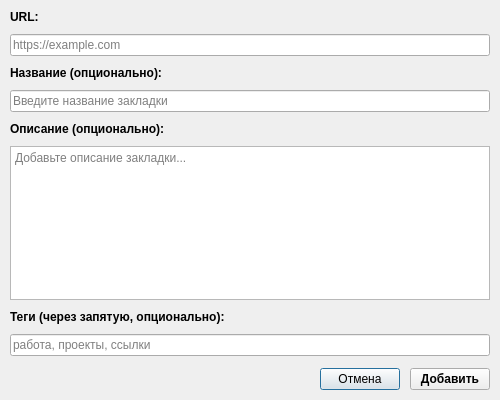
Qt form src/ui/ui_add_bookmark_dialog.ui (bozvan/SC_project) before a commit.
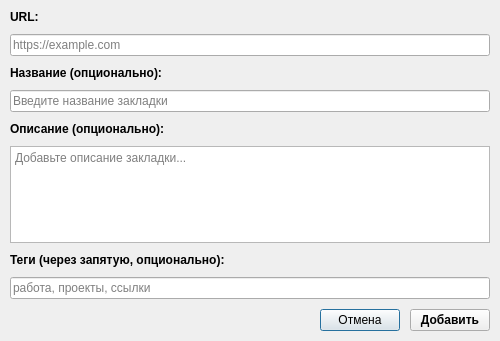
The same form after that commit.

Commit message: Баг-фикс в разделе "Закладки": - теперь добавление новой закладки работает корректно - при наличии введённых пользователем описании и названии закладки, они будут применены, иначе будут загружены данные по умолчанию

What changed in the file:
```diff
--- a/src/ui/ui_add_bookmark_dialog.ui
+++ b/src/ui/ui_add_bookmark_dialog.ui
@@ -7,7 +7,7 @@
     <x>0</x>
     <y>0</y>
     <width>500</width>
-    <height>400</height>
+    <height>341</height>
    </rect>
   </property>
   <property name="windowTitle">
```
Left out of the diff: 39 changed lines with no effect on the pictures. The commit also changes 2 other files.
